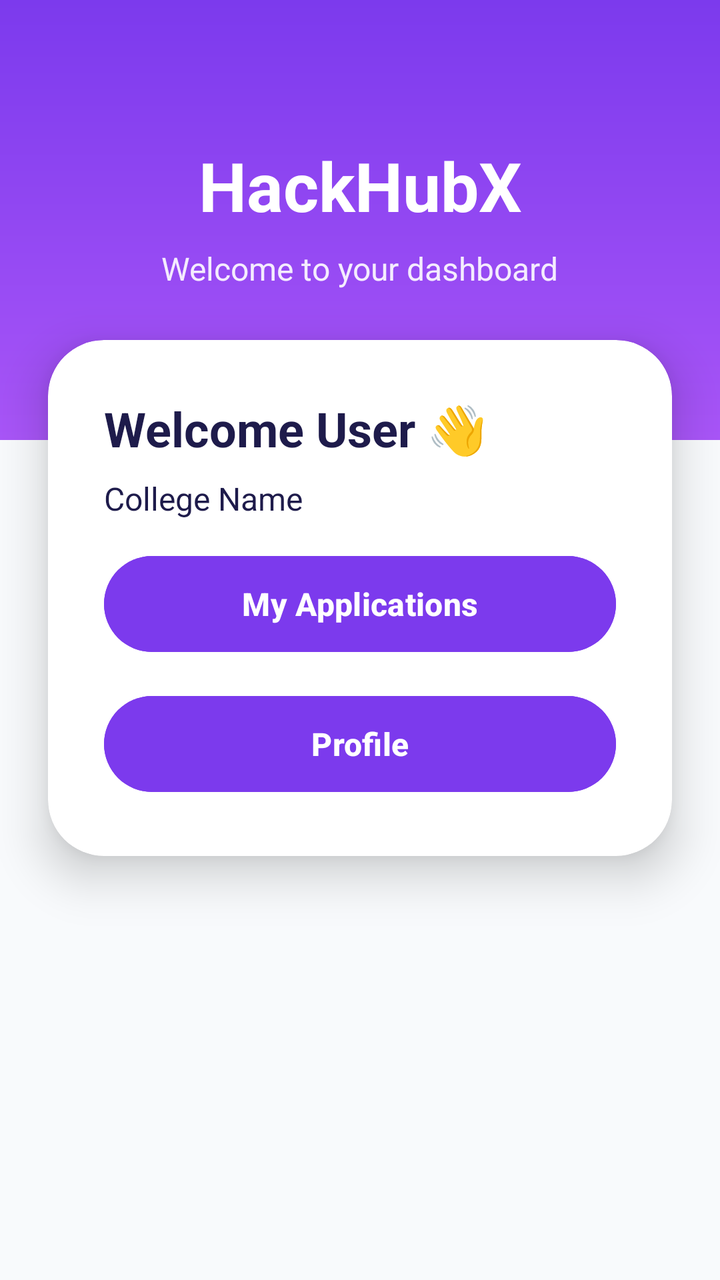
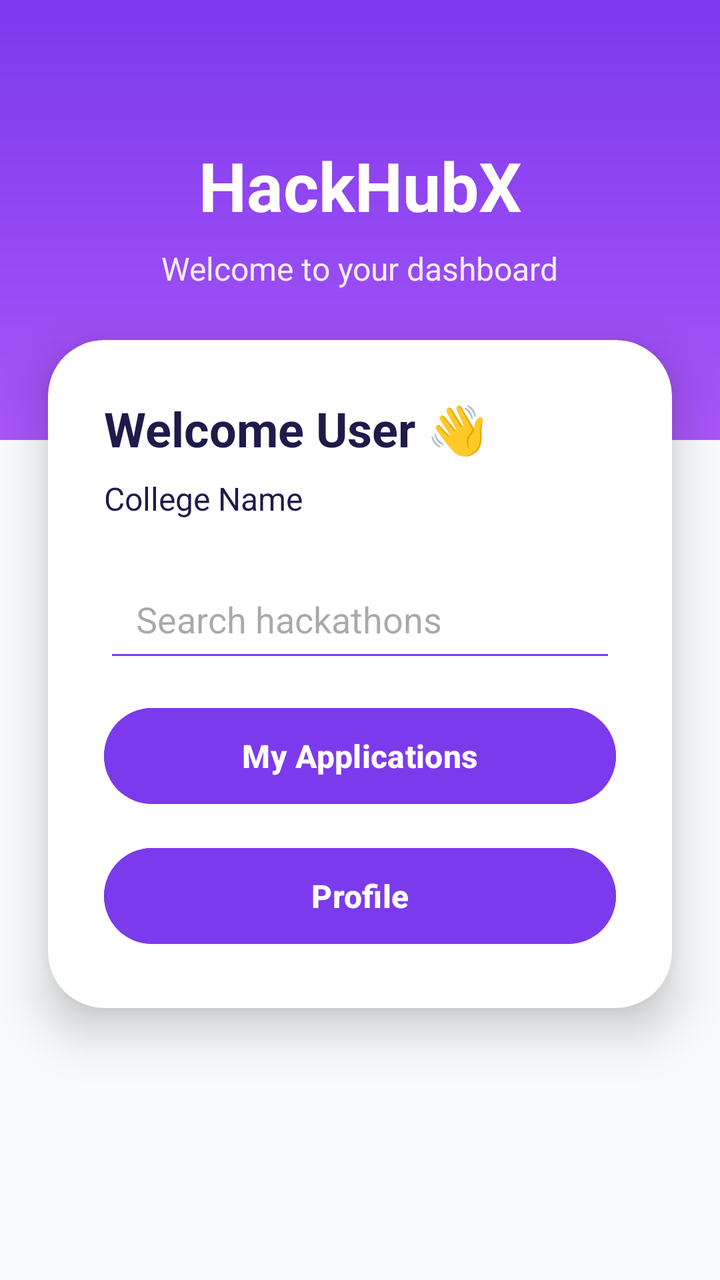

An Android layout rendered at two revisions. The XML below is the earlier revision; the diff shows what the commit changed to produce the second picture.
<!-- AndroidManifest.xml: application theme Theme.HackHubX -->
<!-- res/layout/activity_main.xml -->
<?xml version="1.0" encoding="utf-8"?>
<androidx.core.widget.NestedScrollView
    xmlns:android="http://schemas.android.com/apk/res/android"

    xmlns:app="http://schemas.android.com/apk/res-auto"

    android:layout_width="match_parent"

    android:layout_height="match_parent"

    android:fillViewport="true"

    android:background="@color/background_white">

    <androidx.constraintlayout.widget.ConstraintLayout
        android:layout_width="match_parent"

        android:layout_height="wrap_content">

        

        <View
            android:id="@+id/topSection"

            android:layout_width="0dp"

            android:layout_height="220dp"

            android:background="@drawable/grape_gradient"

            app:layout_constraintTop_toTopOf="parent"

            app:layout_constraintStart_toStartOf="parent"

            app:layout_constraintEnd_toEndOf="parent" />

        

        <TextView
            android:id="@+id/tvTitle"

            android:layout_width="wrap_content"

            android:layout_height="wrap_content"

            android:text="HackHubX"

            android:textColor="@color/white"

            android:textStyle="bold"

            android:textSize="34sp"

            android:layout_marginTop="70dp"

            app:layout_constraintTop_toTopOf="parent"

            app:layout_constraintStart_toStartOf="parent"

            app:layout_constraintEnd_toEndOf="parent" />

        

        <TextView
            android:id="@+id/tvSubtitle"

            android:layout_width="wrap_content"

            android:layout_height="wrap_content"

            android:text="Welcome to your dashboard"

            android:textColor="@color/white"

            android:textSize="16sp"

            android:alpha="0.9"

            android:layout_marginTop="8dp"

            app:layout_constraintTop_toBottomOf="@id/tvTitle"

            app:layout_constraintStart_toStartOf="parent"

            app:layout_constraintEnd_toEndOf="parent" />

        

        <androidx.cardview.widget.CardView
            android:id="@+id/dashboardCard"

            android:layout_width="0dp"

            android:layout_height="wrap_content"

            android:layout_marginStart="24dp"

            android:layout_marginEnd="24dp"

            android:layout_marginTop="170dp"

            app:cardCornerRadius="28dp"

            app:cardElevation="14dp"

            app:cardBackgroundColor="@color/white"

            app:layout_constraintTop_toTopOf="parent"

            app:layout_constraintStart_toStartOf="parent"

            app:layout_constraintEnd_toEndOf="parent">

            <LinearLayout
                android:layout_width="match_parent"

                android:layout_height="wrap_content"

                android:orientation="vertical"

                android:padding="28dp">

                <TextView
                    android:id="@+id/tvName"

                    android:layout_width="wrap_content"

                    android:layout_height="wrap_content"

                    android:text="Welcome User 👋"

                    android:textSize="24sp"

                    android:textStyle="bold"

                    android:textColor="@color/text_dark" />

                <TextView
                    android:id="@+id/tvCollege"

                    android:layout_width="wrap_content"

                    android:layout_height="wrap_content"

                    android:text="College Name"

                    android:textSize="16sp"

                    android:textColor="@color/text_dark"

                    android:layout_marginTop="8dp" />



                <Button
                    android:id="@+id/btnMyApplications"

                    android:layout_width="match_parent"

                    android:layout_height="56dp"

                    android:text="My Applications"

                    android:textStyle="bold"

                    android:textSize="16sp"

                    android:textColor="@color/white"

                    android:backgroundTint="@color/grape_primary"

                    android:layout_marginTop="14dp" />

                <Button
                    android:id="@+id/btnProfile"

                    android:layout_width="match_parent"

                    android:layout_height="56dp"

                    android:text="Profile"

                    android:textStyle="bold"

                    android:textSize="16sp"

                    android:textColor="@color/white"

                    android:backgroundTint="@color/grape_primary"

                    android:layout_marginTop="14dp" />

            </LinearLayout>

        </androidx.cardview.widget.CardView>

        

        <androidx.recyclerview.widget.RecyclerView
            android:id="@+id/recyclerHackathons"

            android:layout_width="0dp"

            android:layout_height="wrap_content"

            android:nestedScrollingEnabled="false"

            android:layout_marginTop="24dp"

            android:paddingBottom="24dp"

            app:layout_constraintTop_toBottomOf="@id/dashboardCard"

            app:layout_constraintStart_toStartOf="parent"

            app:layout_constraintEnd_toEndOf="parent" />

    </androidx.constraintlayout.widget.ConstraintLayout>

</androidx.core.widget.NestedScrollView>
<!-- resources referenced by this layout -->
<resources>
  <color name="background_white">#F8FAFC</color>
  <color name="grape_primary">#7C3AED</color>
  <color name="text_dark">#1E1B4B</color>
  <color name="white">#FFFFFF</color>
  <!-- drawable grape_gradient (drawable) -->
  <?xml version="1.0" encoding="utf-8"?>
  <shape xmlns:android="http://schemas.android.com/apk/res/android">
  
      <gradient
          android:startColor="#7C3AED"
          android:endColor="#A855F7"
          android:angle="270" />
  
  </shape>
  <style name="Theme.HackHubX" parent="Base.Theme.HackHubX" />
  <style name="Base.Theme.HackHubX" parent="Theme.Material3.DayNight.NoActionBar">
  
          <item name="colorPrimary">
              @color/grape_primary
          </item>
  
          <item name="colorSecondary">
              @color/grape_secondary
          </item>
  
          <item name="android:statusBarColor">
              @color/grape_primary
          </item>
  
      </style>
  <color name="grape_secondary">#A855F7</color>
</resources>

<!-- the commit's change to res/layout/activity_main.xml (unified diff, before → after) -->
@@ -150,7 +150,26 @@
 
                     android:layout_marginTop="8dp" />
 
-
+                
+
+                <EditText
+                    android:id="@+id/etSearchHackathons"
+
+                    android:layout_width="match_parent"
+
+                    android:layout_height="56dp"
+
+                    android:layout_marginTop="20dp"
+
+                    android:hint="Search hackathons"
+
+                    android:paddingStart="16dp"
+
+                    android:paddingEnd="16dp"
+
+                    android:backgroundTint="@color/grape_primary"
+
+                    android:inputType="text" />
 
                 <Button
                     android:id="@+id/btnMyApplications"
